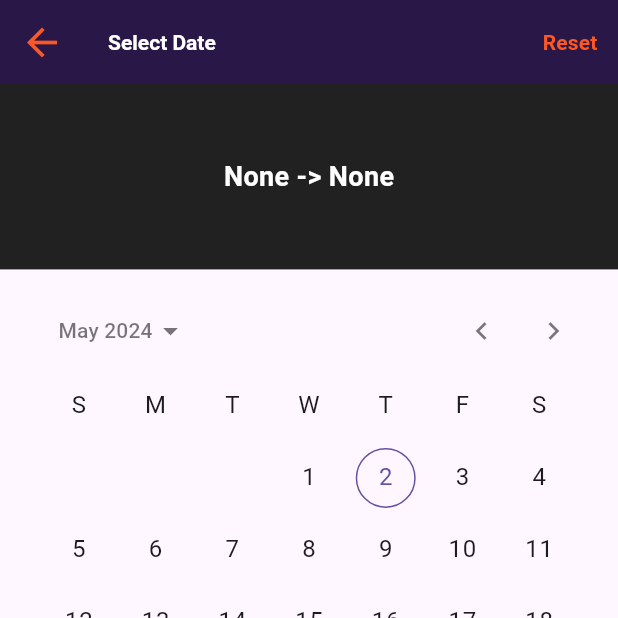
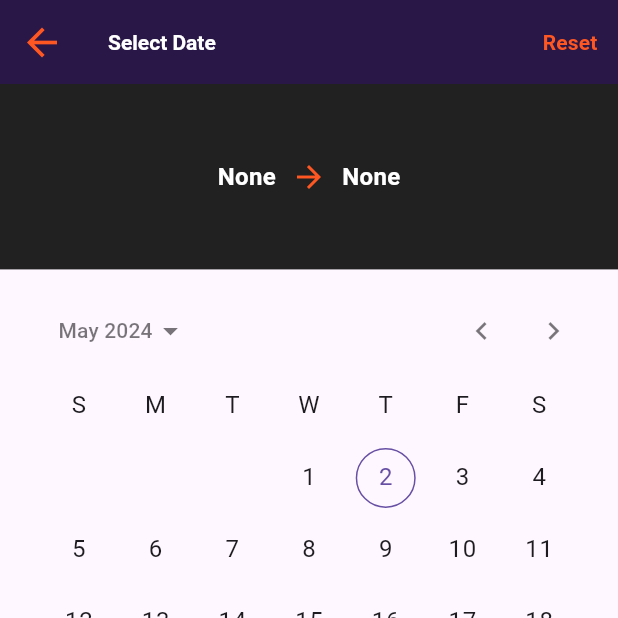
Before and after one commit to Musavir-Ali/Car-Rental-App-UI, a Flutter app: the screen it shows after launch, on a phone screen of 412 x 824 dp, the top half of it. Run offline on Flutter 3.47's test engine with Material 3 defaults, Android fonts, the phone set to English and light mode, and no system bars; drawn by our look-alikes of calendar_date_picker2; our stand-ins replace carousel_slider, get, image_picker, ionicons, loading_animation_widget; missing offline and left inert: country_calling_code_picker.

Commit message:
Added files

```diff
--- a/lib/SelectDate.dart
+++ b/lib/SelectDate.dart
@@ -67,14 +67,35 @@ class _SelectDateState extends State<SelectDate> {
             height: MediaQuery.of(context).size.height * 0.15,
             color: Colors.grey[900],
             child: Center(
-              child: Text(
-                '${_formatDate(_selectedDates.isNotEmpty ? _selectedDates[0] : null)} -> '
-                '${_formatDate(_selectedDates.length > 1 ? _selectedDates[1] : null)}',
-                style: const TextStyle(
-                  color: Colors.white,
-                  fontSize: 18,
-                  fontWeight: FontWeight.bold,
-                ),
+              child: Row(
+                mainAxisSize: MainAxisSize.min, // To center-align the content
+                children: [
+                  Text(
+                    _formatDate(
+                        _selectedDates.isNotEmpty ? _selectedDates[0] : null),
+                    style: const TextStyle(
+                      color: Colors.white,
+                      fontSize: 16,
+                      fontWeight: FontWeight.bold,
+                    ),
+                  ),
+                  const SizedBox(width: 10), // Add some spacing
+                  const Icon(
+                    Icons.arrow_forward, // Arrow icon
+                    color: Colors.deepOrange,
+                  ),
+                  const SizedBox(
+                      width: 10), // Add spacing between icon and text
+                  Text(
+                    _formatDate(
+                        _selectedDates.length > 1 ? _selectedDates[1] : null),
+                    style: const TextStyle(
+                      color: Colors.white,
+                      fontSize: 16,
+                      fontWeight: FontWeight.bold,
+                    ),
+                  ),
+                ],
               ),
             ),
           ),
```
